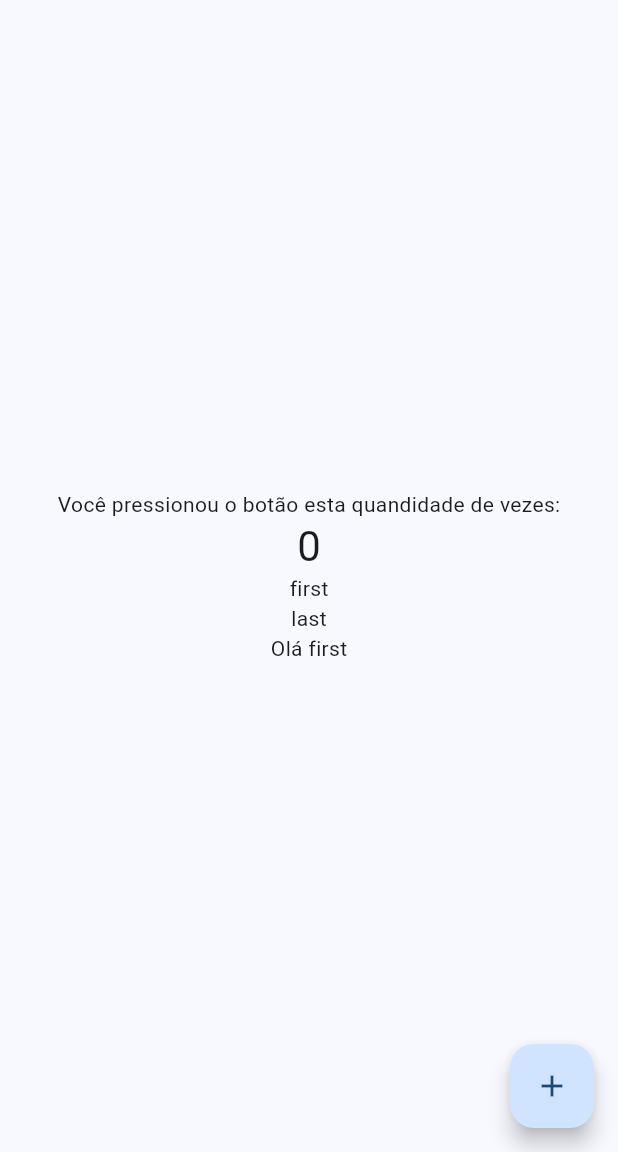
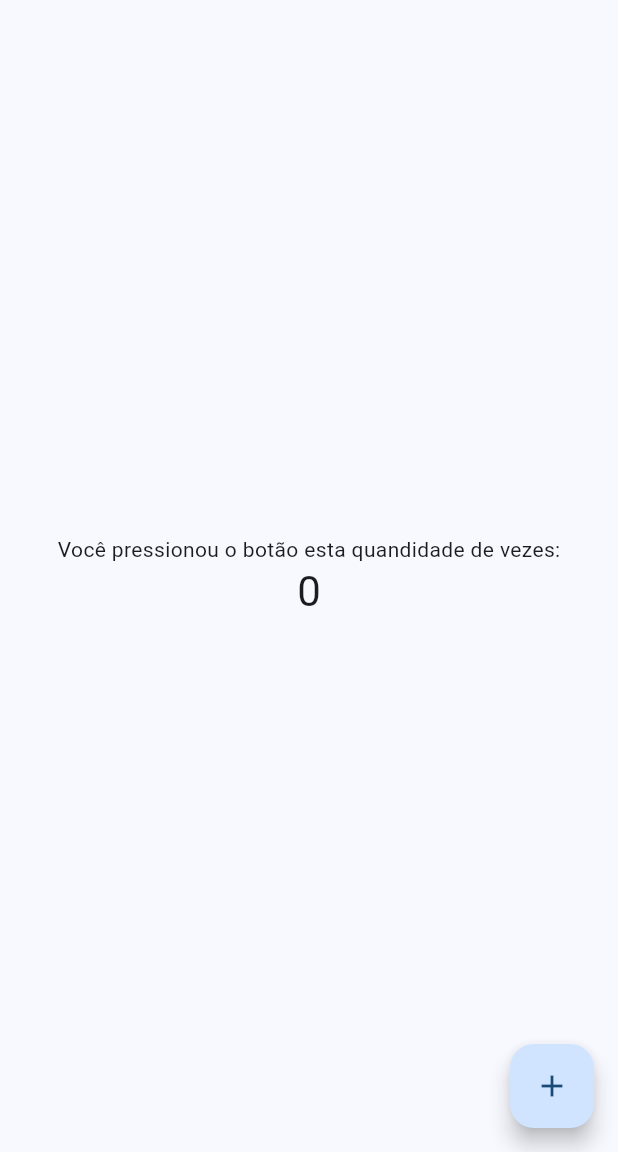
Before and after one commit to dariopmaciel/mobx_imc, a Flutter app: the screen it shows after launch, on a phone screen of 412 x 824 dp, the part 84-1236 px from its top. Run offline on Flutter 3.47's test engine with Material 3 defaults, Android fonts, the phone set to English and light mode, and no system bars; our stand-ins replace flutter_mobx, mobx; generated files the repository leaves out were written again.

Commit message:
mobX codegen incremento

```diff
--- /dev/null
+++ b/lib/contador_codegen/contador_codegen_controller.dart
@@ -0,0 +1,17 @@
+//para ser uma clsse mobX de geração de codigo
+
+import 'package:mobx/mobx.dart';
+part 'contador_codegen_controller.g.dart';
+
+class ContadorCodeGenController = _ContadorCodeGenControllerBase
+    with _$ContadorCodeGenController;
+
+abstract class _ContadorCodeGenControllerBase with Store {
+  @observable
+  int counter = 0;
+
+  @action
+  void increment() {
+    counter++;
+  }
+}
--- /dev/null
+++ b/lib/contador_codegen/contador_codegen_page.dart
@@ -0,0 +1,52 @@
+import 'package:flutter/material.dart';
+import 'package:flutter_mobx/flutter_mobx.dart';
+import 'package:mobx_imc/contador_codegen/contador_codegen_controller.dart';
+
+class ContadorCodegenPage extends StatelessWidget {
+  final controller = ContadorCodeGenController();
+
+  ContadorCodegenPage({Key? key}) : super(key: key);
+
+  @override
+  Widget build(BuildContext context) {
+    return Scaffold(
+      appBar: AppBar(
+        backgroundColor: Theme.of(context).colorScheme.inversePrimary,
+        title: const Text("Contador MobX"),
+      ),
+      body: Center(
+        child: Column(
+          mainAxisAlignment: MainAxisAlignment.center,
+          children: <Widget>[
+            const Text('Você pressionou o botão esta quandidade de vezes:'),
+            Observer(
+              builder: (BuildContext context) {
+                return Text(
+                  '${controller.counter}',
+                  style: Theme.of(context).textTheme.headlineMedium,
+                );
+              },
+            ),
+            // Observer(builder: (_) {
+            //   return Text(controller.fullName.first);
+            // }),
+            // Observer(
+            //   builder: (_) => Text(controller.fullName.last),
+            // ),
+            // Observer(
+            //   builder: (_) {
+            //     return Text(controller.saudacao);
+            //   },
+            // )
+          ],
+        ),
+      ),
+      floatingActionButton: FloatingActionButton(
+        // onPressed: ()=> controller.incrementX(),
+        onPressed: () => controller.increment(),
+        tooltip: 'Increment',
+        child: const Icon(Icons.add),
+      ),
+    );
+  }
+}
--- a/lib/main.dart
+++ b/lib/main.dart
@@ -1,5 +1,5 @@
 import 'package:flutter/material.dart';
-import 'package:mobx_imc/contador/contador_page.dart';
+import 'package:mobx_imc/contador_codegen/contador_codegen_page.dart';
 
 void main() {
   runApp(const MyApp());
@@ -16,7 +16,7 @@ class MyApp extends StatelessWidget {
         colorScheme: ColorScheme.fromSeed(seedColor: Colors.blue),
         useMaterial3: true,
       ),
-      home: ContadorPage(),
+      home: ContadorCodegenPage(),
     );
   }
 }
--- a/pubspec.yaml
+++ b/pubspec.yaml
@@ -40,6 +40,7 @@ dependencies:
   flutter_mobx: ^2.2.0
   mobx_codegen: ^2.4.0
 
+
 dev_dependencies:
   flutter_test:
     sdk: flutter
@@ -50,6 +51,7 @@ dev_dependencies:
   # package. See that file for information about deactivating specific lint
   # rules and activating additional ones.
   flutter_lints: ^2.0.0
+  build_runner: ^2.4.7
 
 # For information on the generic Dart part of this file, see the
 # following page: https://dart.dev/tools/pub/pubspec
```
Also changed, not shown: lib/contador_codegen/contador_codegen_controller.g.dart (added), pubspec.lock.
